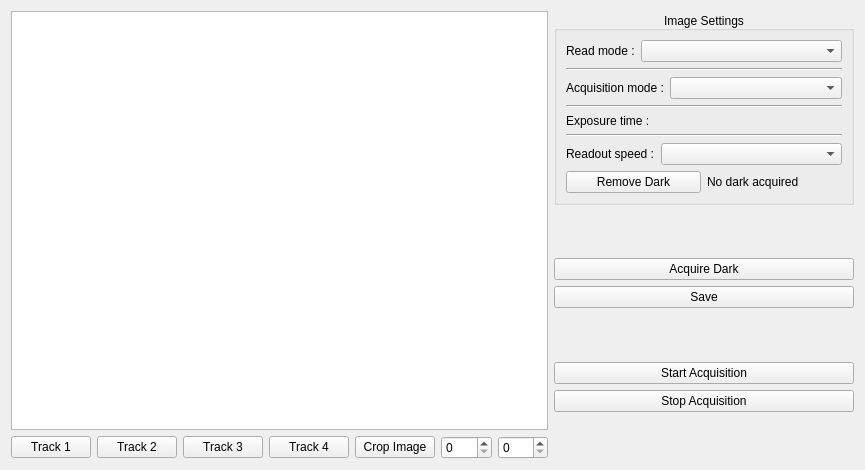
Above: gui/spectrometer/ui_image_tab.ui from Ulm-IQO/qudi before the change. Below: the same form after it.
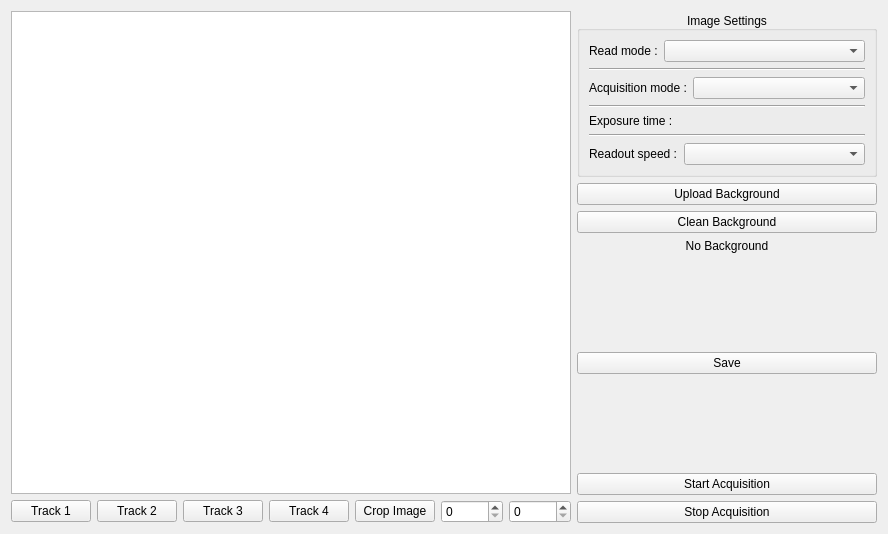
That is the form after the change. Custom widgets are drawn as their Qt base class.

```diff
--- a/gui/spectrometer/ui_image_tab.ui
+++ b/gui/spectrometer/ui_image_tab.ui
@@ -6,8 +6,8 @@
    <rect>
     <x>0</x>
     <y>0</y>
-    <width>865</width>
-    <height>470</height>
+    <width>888</width>
+    <height>534</height>
    </rect>
   </property>
   <property name="sizePolicy">
@@ -20,12 +20,12 @@
    <string>Form</string>
   </property>
   <layout class="QGridLayout" name="gridLayout">
+   <item row="0" column="1" rowspan="2">
+    <layout class="QVBoxLayout" name="colorbar"/>
+   </item>
    <item row="0" column="0">
     <widget class="PlotWidget" name="graph"/>
    </item>
-   <item row="0" column="1">
-    <layout class="QVBoxLayout" name="colorbar"/>
-   </item>
    <item row="0" column="2" rowspan="2">
     <layout class="QVBoxLayout" name="verticalLayout_6">
      <item>
@@ -141,25 +141,31 @@
           </item>
          </layout>
         </item>
+       </layout>
+      </widget>
+     </item>
         <item>
-         <layout class="QHBoxLayout" name="horizontalLayout">
-          <item>
-           <widget class="QPushButton" name="remove_dark">
+      <widget class="QPushButton" name="upload_background">
             <property name="text">
-             <string>Remove Dark</string>
+        <string>Upload Background</string>
             </property>
            </widget>
           </item>
           <item>
-           <widget class="QLabel" name="dark_acquired_msg">
+      <widget class="QPushButton" name="clean_background">
             <property name="text">
-             <string>No dark acquired</string>
+        <string>Clean Background</string>
             </property>
            </widget>
           </item>
-         </layout>
-        </item>
-       </layout>
+     <item>
+      <widget class="QLabel" name="background_msg">
+       <property name="text">
+        <string>No Background</string>
+       </property>
+       <property name="alignment">
+        <set>Qt::AlignCenter</set>
+       </property>
       </widget>
      </item>
      <item>
@@ -169,25 +175,12 @@
        </property>
        <property name="sizeHint" stdset="0">
         <size>
-         <width>20</width>
-         <height>40</height>
+         <width>251</width>
+         <height>13</height>
         </size>
        </property>
       </spacer>
      </item>
-     <item>
-      <widget class="QPushButton" name="acquire_dark">
-       <property name="maximumSize">
-        <size>
-         <width>300</width>
-         <height>16777215</height>
-        </size>
-       </property>
-       <property name="text">
-        <string>Acquire Dark</string>
-       </property>
-      </widget>
-     </item>
      <item>
       <widget class="QPushButton" name="save">
        <property name="maximumSize">
@@ -208,8 +201,8 @@
        </property>
        <property name="sizeHint" stdset="0">
         <size>
-         <width>20</width>
-         <height>40</height>
+         <width>251</width>
+         <height>13</height>
         </size>
        </property>
       </spacer>
@@ -240,19 +233,6 @@
        </property>
       </widget>
      </item>
-     <item>
-      <spacer name="verticalSpacer_7">
-       <property name="orientation">
-        <enum>Qt::Vertical</enum>
-       </property>
-       <property name="sizeHint" stdset="0">
-        <size>
-         <width>20</width>
-         <height>40</height>
-        </size>
-       </property>
-      </spacer>
-     </item>
     </layout>
    </item>
    <item row="1" column="0">
```
Lines whose indentation alone changed are shown as unchanged.
